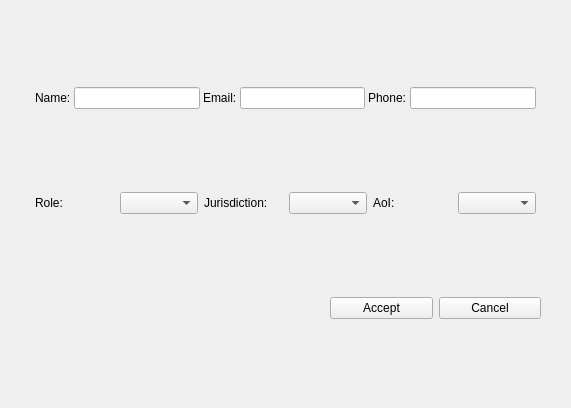
The window that ui/form_uhub_org.ui (vazmasero/UAT-Tool) describes before a commit, drawn with Qt 5.
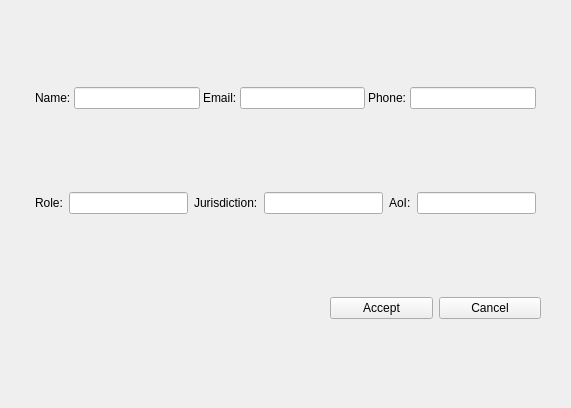
The same window after the commit.

Diff of the .ui file:
```diff
--- a/ui/form_uhub_org.ui
+++ b/ui/form_uhub_org.ui
@@ -82,7 +82,7 @@
       </widget>
      </item>
      <item>
-      <widget class="QComboBox" name="cb_role"/>
+      <widget class="QLineEdit" name="le_role"/>
      </item>
      <item>
       <widget class="QLabel" name="lbl_jurisdiction">
@@ -95,7 +95,7 @@
       </widget>
      </item>
      <item>
-      <widget class="QComboBox" name="cb_jurisdiction"/>
+      <widget class="QLineEdit" name="le_jurisdiction"/>
      </item>
      <item>
       <widget class="QLabel" name="lbl_aoi">
@@ -105,7 +105,7 @@
       </widget>
      </item>
      <item>
-      <widget class="QComboBox" name="cb_aoi"/>
+      <widget class="QLineEdit" name="le_aoi"/>
      </item>
     </layout>
    </item>
```
